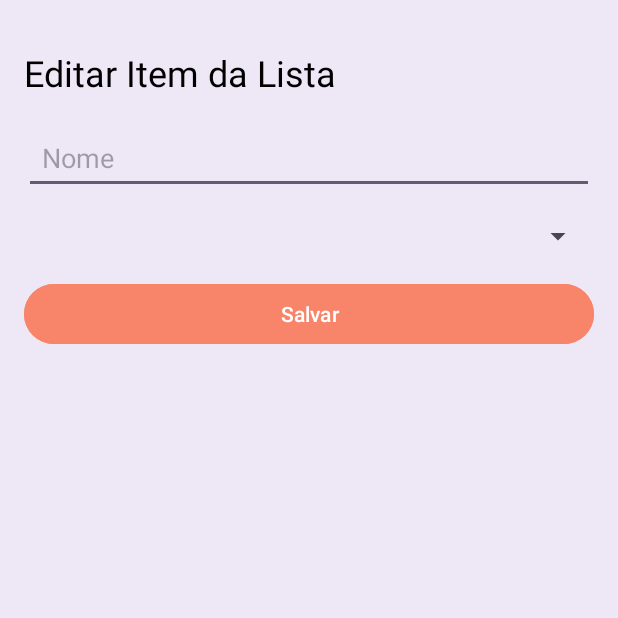
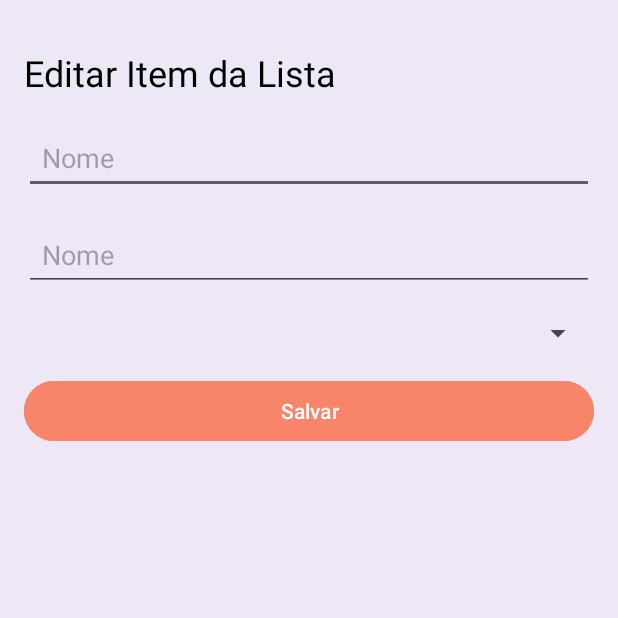
Before and after one commit to gabrielsimoest/ListaDeComprasApp, an Android app: the ListActivity screen opened directly, with no data from a screen before it, after a tap on "Adicionar Item", on a phone screen of 412 x 824 dp, the top half of it. Run offline under Robolectric (Android 15) with nearby library versions, the phone set to English and light mode, and no system bars; our stand-ins replace Dagger/Hilt's generated code; 1 statement that could not run was skipped.

Commit message:
Feat: showing, adding and editing items and lists

```diff
--- a/app/src/main/java/com/example/listadecomprasapp/shoppinglist/ui/EditItemActivity.kt
+++ b/app/src/main/java/com/example/listadecomprasapp/shoppinglist/ui/EditItemActivity.kt
@@ -1,14 +1,25 @@
 package com.example.listadecomprasapp.shoppinglist.ui
 
 import android.os.Bundle
+import android.widget.Toast
 import androidx.appcompat.app.AppCompatActivity
+import com.example.listadecomprasapp.account.data.LoginRepository
 import com.example.listadecomprasapp.databinding.ActivityEditItemBinding
+import com.example.listadecomprasapp.shoppinglist.data.ShoppingListDAO
+import com.example.listadecomprasapp.shoppinglist.data.model.ShoppingItemModel
+import com.example.listadecomprasapp.shoppinglist.data.model.ShoppingListModel
 import dagger.hilt.android.AndroidEntryPoint
+import javax.inject.Inject
 
 @AndroidEntryPoint
 class EditItemActivity : AppCompatActivity() {
 
     private lateinit var binding: ActivityEditItemBinding
+    private var listId: Int? = null
+    private var itemId: Int? = null
+
+    @Inject
+    lateinit var shoppingListDAO: ShoppingListDAO
 
     override fun onCreate(savedInstanceState: Bundle?) {
         super.onCreate(savedInstanceState)
@@ -16,6 +27,28 @@ class EditItemActivity : AppCompatActivity() {
         binding = ActivityEditItemBinding.inflate(layoutInflater)
         setContentView(binding.root)
 
+        listId = intent.getIntExtra("listId", -1)
+        itemId = intent.getIntExtra("Id", -1)
+
+        if (itemId != null && itemId != -1) {
+            val currentItem = shoppingListDAO.getItem(itemId ?: 0);
+            binding.inputNome.setText(currentItem?.name)
+            binding.inputDescricao.setText(currentItem?.description)
+        }
+
+        if (listId != null && listId != -1) {
+            binding.btnSalvar.setOnClickListener() {
+                val newItem = ShoppingItemModel(
+                    0,
+                    listId ?: 0,
+                    binding.inputNome.text.toString(),
+                    binding.inputDescricao.text.toString()
+                )
+
+                val listId = shoppingListDAO.addShoppingItem(newItem)
+                Toast.makeText(this, "Item ${listId} criado", Toast.LENGTH_SHORT).show()
+            }
+        }
     }
 
 }
--- a/app/src/main/java/com/example/listadecomprasapp/shoppinglist/ui/ListActivity.kt
+++ b/app/src/main/java/com/example/listadecomprasapp/shoppinglist/ui/ListActivity.kt
@@ -36,12 +36,14 @@ class ListActivity : AppCompatActivity(), OnItemClickListener {
             val intent = Intent(
                 this,
                 EditItemActivity::class.java
-            )
+            ).apply {
+                putExtra("listId", listId)
+            }
 
             startActivity(intent)
         }
 
-        listId = intent.getIntExtra("Id", -1)
+        listId = intent.getIntExtra("listId", -1)
 
         if (listId != null && listId != -1) {
             shoppingItemAdapter = ShoppingItemAdapter(shoppingListDAO, listId!!, this)
@@ -49,11 +51,17 @@ class ListActivity : AppCompatActivity(), OnItemClickListener {
         }
     }
 
+    override fun onResume() {
+        super.onResume()
+        shoppingItemAdapter.notifyDataSetChanged()
+    }
+
     override fun onItemClick(item: ShoppingItemModel) {
         Toast.makeText(this, "Clicou no item: ${item.name}", Toast.LENGTH_SHORT).show()
 
         val intent = Intent(this, EditItemActivity::class.java).apply {
             putExtra("Id", item.id)
+            putExtra("listId", listId)
         }
 
         startActivity(intent)
--- a/app/src/main/res/layout/activity_edit_item.xml
+++ b/app/src/main/res/layout/activity_edit_item.xml
@@ -36,6 +36,20 @@
         android:layout_marginEnd="16dp"
         android:layout_marginTop="16dp" />
 
+    <EditText
+        android:id="@+id/input_descricao"
+        android:layout_width="0dp"
+        android:layout_height="wrap_content"
+        android:hint="Nome"
+        android:inputType="text"
+        android:padding="12dp"
+        app:layout_constraintStart_toStartOf="parent"
+        app:layout_constraintEnd_toEndOf="parent"
+        app:layout_constraintTop_toBottomOf="@id/input_nome"
+        android:layout_marginStart="16dp"
+        android:layout_marginEnd="16dp"
+        android:layout_marginTop="16dp" />
+
     <Spinner
         android:id="@+id/input_categoria"
         android:layout_width="0dp"
@@ -43,7 +57,7 @@
         android:padding="12dp"
         app:layout_constraintStart_toStartOf="parent"
         app:layout_constraintEnd_toEndOf="parent"
-        app:layout_constraintTop_toBottomOf="@id/input_nome"
+        app:layout_constraintTop_toBottomOf="@id/input_descricao"
         android:layout_marginStart="16dp"
         android:layout_marginEnd="16dp"
         android:layout_marginTop="16dp" />
```
Also changed, not shown: app/src/main/java/com/example/listadecomprasapp/shoppinglist/data/ShoppingItemAdapter.kt (+1 -8 lines), app/src/main/java/com/example/listadecomprasapp/shoppinglist/data/ShoppingListAdapter.kt (+1 -6 lines), app/src/main/java/com/example/listadecomprasapp/shoppinglist/ui/EditListActivity.kt (+22 -0 lines), app/src/main/java/com/example/listadecomprasapp/shoppinglist/ui/ListsHomeActivity.kt (+7 -2 lines).
